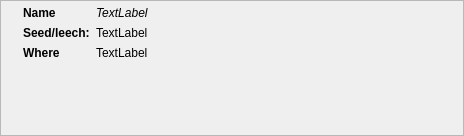
First picture: the form in weboob/applications/qcineoob/ui/minitorrent.ui, repository laurentb/weboob, before the edit.
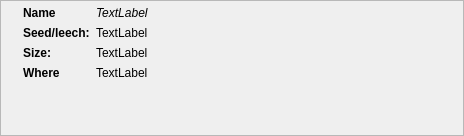
Second picture: the form after the edit.

The edit to the form file:
```diff
--- a/weboob/applications/qcineoob/ui/minitorrent.ui
+++ b/weboob/applications/qcineoob/ui/minitorrent.ui
@@ -100,7 +100,7 @@
        </property>
       </widget>
      </item>
-     <item row="2" column="0">
+     <item row="3" column="0">
       <widget class="QLabel" name="label">
        <property name="font">
         <font>
@@ -113,13 +113,33 @@
        </property>
       </widget>
      </item>
-     <item row="2" column="1">
+     <item row="3" column="1">
       <widget class="QLabel" name="backendLabel">
        <property name="text">
         <string>TextLabel</string>
        </property>
       </widget>
      </item>
+     <item row="2" column="1">
+      <widget class="QLabel" name="sizeLabel">
+       <property name="text">
+        <string>TextLabel</string>
+       </property>
+      </widget>
+     </item>
+     <item row="2" column="0">
+      <widget class="QLabel" name="label_3">
+       <property name="font">
+        <font>
+         <weight>75</weight>
+         <bold>true</bold>
+        </font>
+       </property>
+       <property name="text">
+        <string>Size:</string>
+       </property>
+      </widget>
+     </item>
     </layout>
    </item>
   </layout>
```
